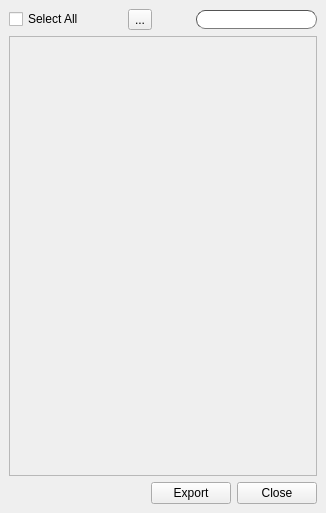
The window that ui/submitter.ui (iceanimations/shot_subm_use_multishot) describes before a commit, drawn with Qt 5.
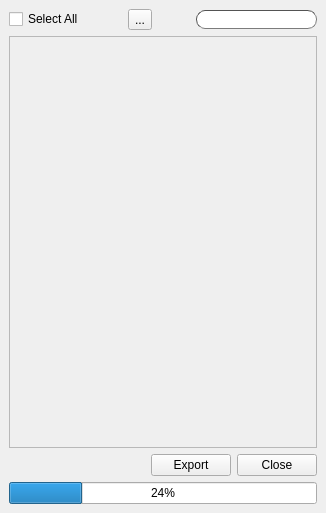
The same window after the commit.

Commit message: viewer disabled and progressBar added

Diff of the .ui file:
```diff
--- a/ui/submitter.ui
+++ b/ui/submitter.ui
@@ -91,7 +91,7 @@
          <x>0</x>
          <y>0</y>
          <width>306</width>
-         <height>434</height>
+         <height>407</height>
         </rect>
        </property>
        <layout class="QVBoxLayout" name="verticalLayout_4">
@@ -168,6 +168,13 @@
       </item>
      </layout>
     </item>
+    <item>
+     <widget class="QProgressBar" name="progressBar">
+      <property name="value">
+       <number>24</number>
+      </property>
+     </widget>
+    </item>
    </layout>
   </widget>
  </widget>
```
The commit also changes 2 other files.
